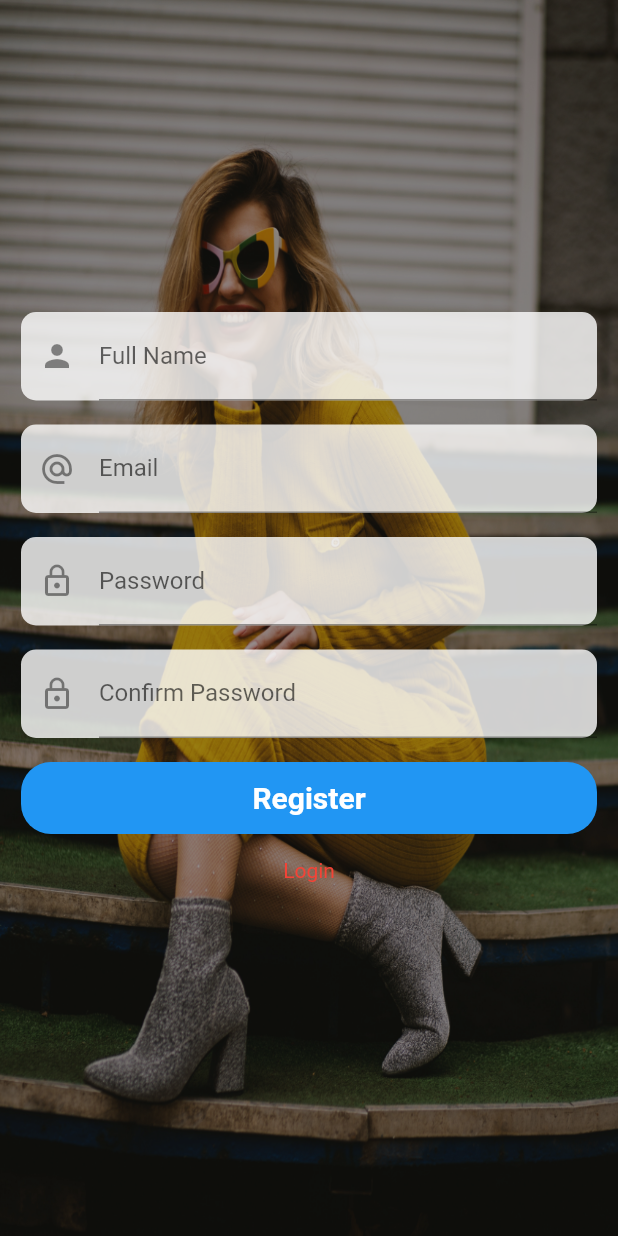
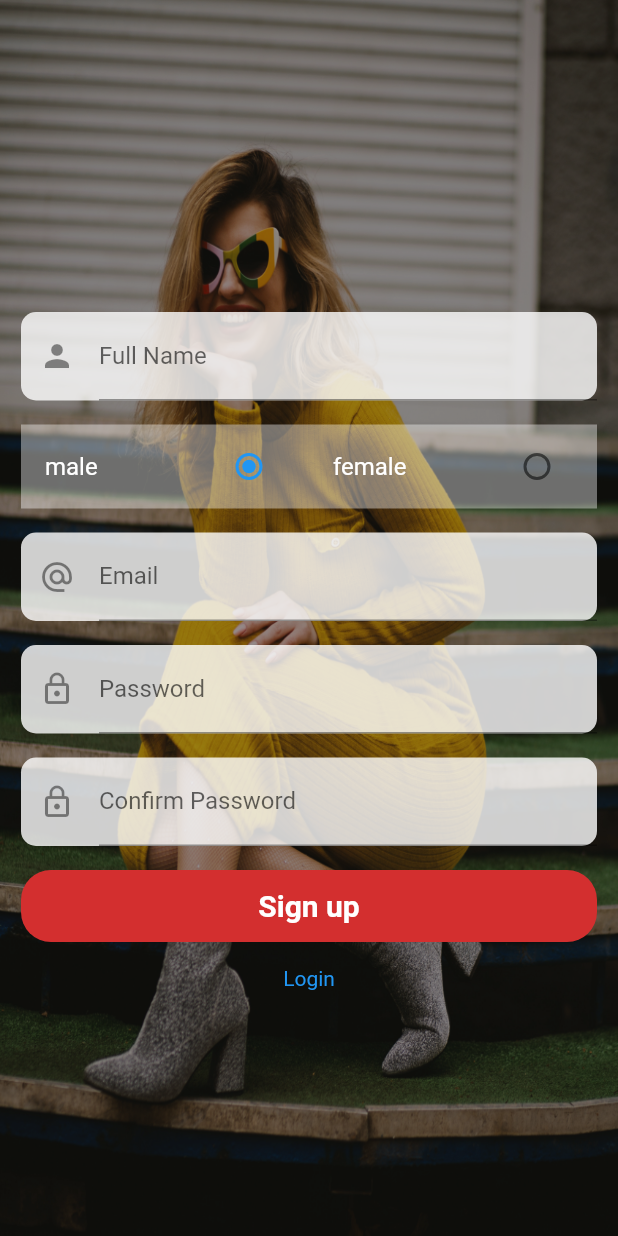
Before and after one commit to Kribas/Ecommerce, a Flutter app: the screen it shows after launch, after a tap on "Sign up", on a phone screen of 412 x 824 dp. Run offline on Flutter 3.47's test engine with Material 2 defaults, Android fonts, the phone set to English and light mode, and no system bars; our stand-ins replace cloud_firestore, firebase_auth, fluttertoast, google_sign_in, shared_preferences; accounts and stored records are empty; network calls fail.

Commit message:
made changes

```diff
--- a/lib/main.dart
+++ b/lib/main.dart
@@ -1,13 +1,8 @@
-import 'package:firebase_core/firebase_core.dart';
 import 'package:flutter/material.dart';
-import 'package:shopsolutions/pages/Home.dart';
-import 'package:firebase_core/firebase_core.dart';
 import 'package:shopsolutions/pages/login.dart';
 
 void main() async {
 
-  WidgetsFlutterBinding.ensureInitialized();
-  await Firebase.initializeApp();
 
   runApp(MaterialApp(
     debugShowCheckedModeBanner: false,
--- a/lib/pages/login.dart
+++ b/lib/pages/login.dart
@@ -14,7 +14,6 @@ class Login extends StatefulWidget {
 
 class _LoginState extends State<Login> {
 
-  final FirebaseAuth firebaseAuth = FirebaseAuth.instance;
   final _formKey = GlobalKey<FormState>();
   TextEditingController _emailTextController = TextEditingController();
   TextEditingController _passwordTextController = TextEditingController();
--- a/lib/pages/signup.dart
+++ b/lib/pages/signup.dart
@@ -1,4 +1,3 @@
-import 'package:firebase_auth/firebase_auth.dart';
 import 'package:flutter/material.dart';
 
 class SignUp extends StatefulWidget {
@@ -8,13 +7,13 @@ class SignUp extends StatefulWidget {
 
 class _SignUpState extends State<SignUp> {
 
-  final FirebaseAuth firebaseAuth = FirebaseAuth.instance;
   final _formKey = GlobalKey<FormState>();
   TextEditingController _emailTextController = TextEditingController();
   TextEditingController _passwordTextController = TextEditingController();
   TextEditingController _confirmPasswordController = TextEditingController();
   TextEditingController _nameTextController = TextEditingController();
   String gender;
+  String groupValue = "male";
 
   bool loading = false;
 
@@ -66,6 +65,41 @@ class _SignUpState extends State<SignUp> {
                                   return null;
                                 }
                             ),
+                          ),
+                        ),
+                      ),
+
+                      Padding(
+                        padding: const EdgeInsets.fromLTRB(14.0,8.0,14.0,8.0),
+                        child: Container(
+                          color: Colors.white.withOpacity(0.4),
+                          child: Row(
+                            children: [
+                              Expanded(
+                                child: ListTile(
+                                  title: Text("male",
+                                    style: TextStyle(
+                            color: Colors.white
+                          ),),
+
+                                  trailing: Radio(value: "male",
+                                      groupValue: groupValue,
+                                      onChanged: (e) => valueChanged(e)),
+                                ),
+                              ),
+                              Expanded(
+                                child: ListTile(
+                                  title: Text("female",
+                                    style: TextStyle(
+                                    color: Colors.white
+                                  ),
+                                  ),
+                                  trailing: Radio(value: "female",
+                                      groupValue: groupValue,
+                                      onChanged: (e) => valueChanged(e)),
+                                ),
+                              )
+                            ],
                           ),
                         ),
                       ),
@@ -152,12 +186,12 @@ class _SignUpState extends State<SignUp> {
                         padding: const EdgeInsets.fromLTRB(14.0,8.0,14.0,8.0),
                         child: Material(
                             borderRadius: BorderRadius.circular(20.0),
-                            color: Colors.blue,
+                            color: Colors.red.shade700,
                             elevation: 0.0,
                             child: MaterialButton(
                               onPressed: () {},
                               minWidth: MediaQuery.of(context).size.width,
-                              child: Text('Register',
+                              child: Text('Sign up',
                                 style: TextStyle(
                                     color: Colors.white,
                                     fontWeight: FontWeight.bold,
@@ -178,7 +212,7 @@ class _SignUpState extends State<SignUp> {
                             child: Text("Login",
                               textAlign: TextAlign.center,
                               style: TextStyle(
-                                color: Colors.red
+                                color: Colors.blue
                             ),),
                           )
                       )
@@ -204,4 +238,14 @@ class _SignUpState extends State<SignUp> {
     );
 
   }
+
+  valueChanged(e) {
+    setState(() {
+      if(e == "male") {
+        groupValue = e;
+      }else if(e == "female") {
+        groupValue = e;
+      }
+    });
+  }
 }
```
